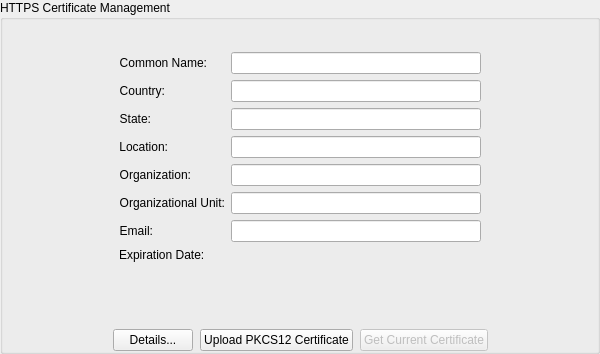
The window that FWAdminLib/Preferences/sslcertificateform.ui (fw-dev/translations) describes before a commit, drawn with Qt 5.
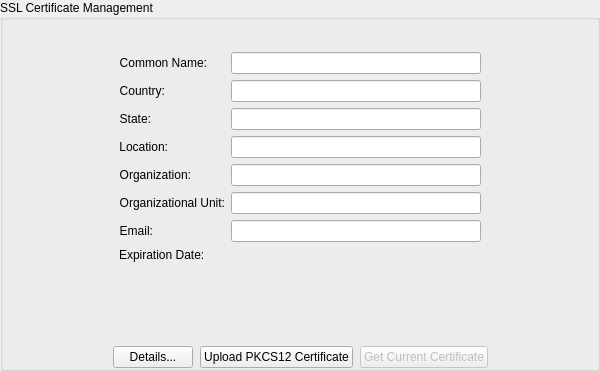
The same window after the commit.

```diff
--- a/FWAdminLib/Preferences/sslcertificateform.ui
+++ b/FWAdminLib/Preferences/sslcertificateform.ui
@@ -7,7 +7,7 @@
     <x>0</x>
     <y>0</y>
     <width>600</width>
-    <height>354</height>
+    <height>371</height>
    </rect>
   </property>
   <property name="windowTitle">
@@ -29,7 +29,7 @@
    <item>
     <widget class="QGroupBox" name="certBox">
      <property name="title">
-      <string>HTTPS Certificate Management</string>
+      <string>SSL Certificate Management</string>
      </property>
      <layout class="QVBoxLayout" name="verticalLayout_2" stretch="0,0,1,0">
       <property name="spacing">
```
